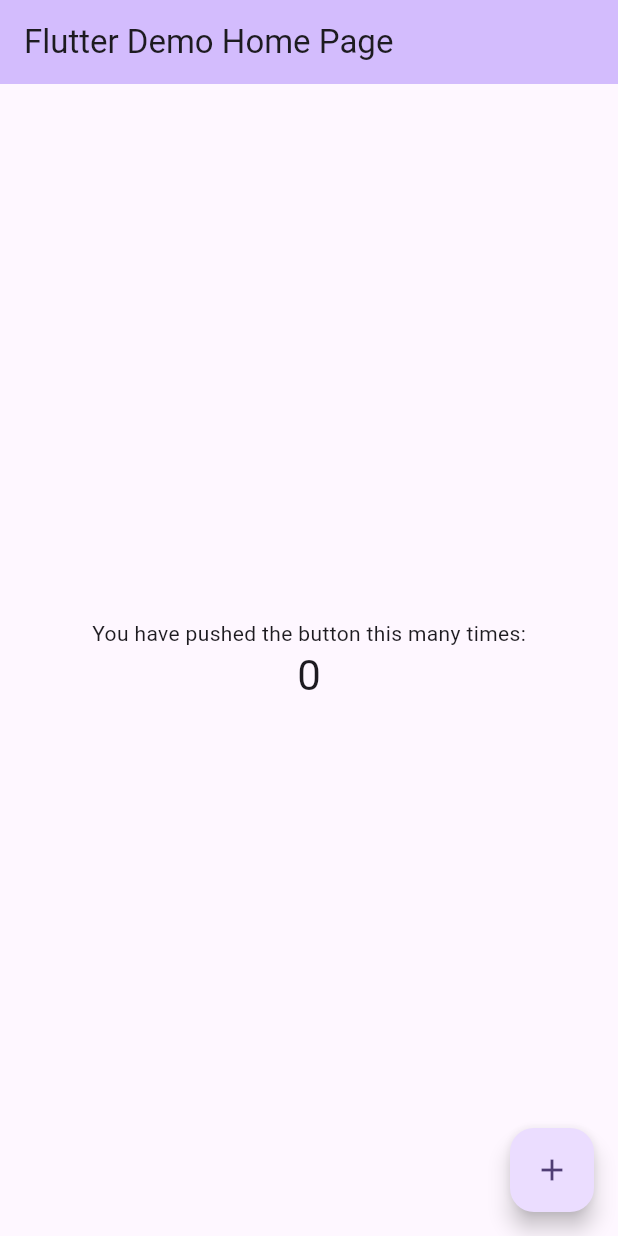
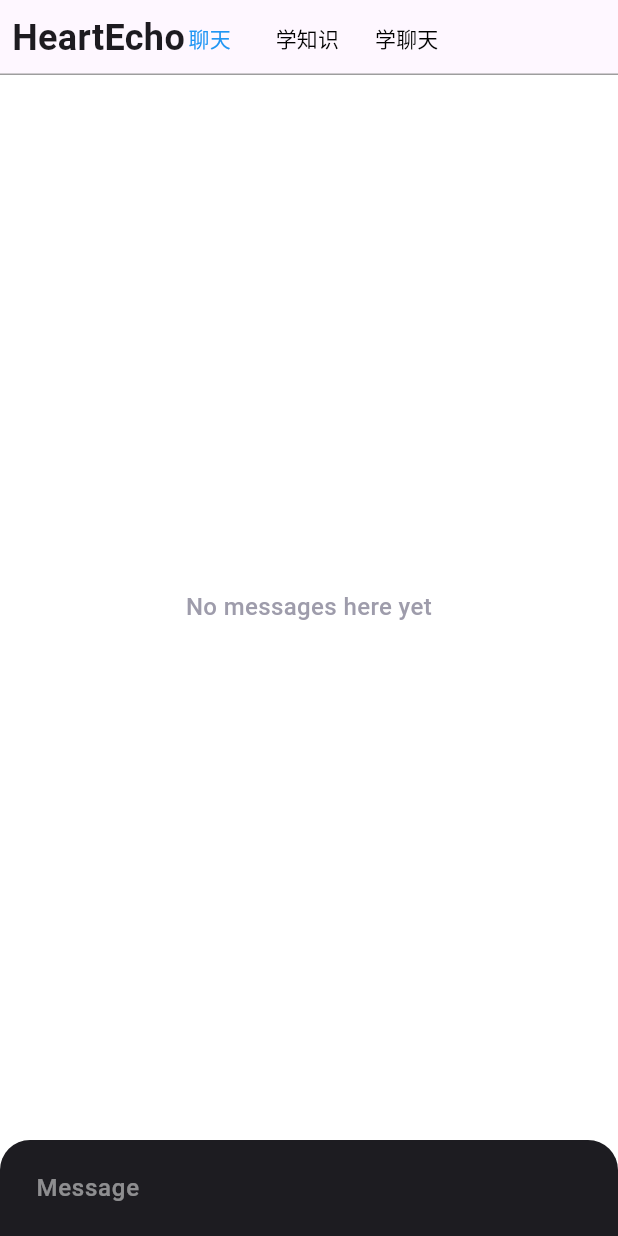
Before and after one commit to maxiee/HeartEcho, a Flutter app: the screen it shows after launch, on a phone screen of 412 x 824 dp. Run offline on Flutter 3.47's test engine with Material 3 defaults, Android fonts, the phone set to English and light mode, and no system bars; our stand-ins replace flutter_chat_types, flutter_chat_ui.

Commit message:
app 框架

```diff
--- /dev/null
+++ b/app/lib/components/global_titlebar.dart
@@ -0,0 +1,71 @@
+import 'package:app/global_provider.dart';
+import 'package:flutter/material.dart';
+import 'package:provider/provider.dart';
+
+class GlobalTitlebar extends StatelessWidget {
+  const GlobalTitlebar({super.key});
+
+  @override
+  Widget build(BuildContext context) {
+    final globalProvider = Provider.of<GlobalProvider>(context);
+    final currentMode = globalProvider.mode;
+    return SizedBox(
+      height: 50,
+      child: Stack(
+        children: [
+          Padding(
+            padding: const EdgeInsets.all(8.0),
+            child: Text(
+              "HeartEcho",
+              style: TextStyle(
+                fontSize: 24,
+                fontWeight: FontWeight.bold,
+              ),
+            ),
+          ),
+          Align(
+            alignment: Alignment.center,
+            child: Row(mainAxisSize: MainAxisSize.min, children: [
+              TextButton(
+                  onPressed: () {
+                    if (currentMode == Mode.Chat) return;
+                    globalProvider.changeMode(Mode.Chat);
+                  },
+                  child: Text('聊天',
+                      style: TextStyle(
+                          color: currentMode == Mode.Chat
+                              ? Colors.blue
+                              : Colors.black))),
+              TextButton(
+                  onPressed: () {
+                    if (currentMode == Mode.LearnKnowledge) return;
+                    globalProvider.changeMode(Mode.LearnKnowledge);
+                  },
+                  child: Text('学知识',
+                      style: TextStyle(
+                          color: currentMode == Mode.LearnKnowledge
+                              ? Colors.blue
+                              : Colors.black))),
+              TextButton(
+                  onPressed: () {
+                    if (currentMode == Mode.LearnChat) return;
+                    globalProvider.changeMode(Mode.LearnChat);
+                  },
+                  child: Text('学聊天',
+                      style: TextStyle(
+                          color: currentMode == Mode.LearnChat
+                              ? Colors.blue
+                              : Colors.black))),
+            ]),
+          ),
+          Align(
+              alignment: Alignment.bottomRight,
+              child: Container(
+                height: 1,
+                color: Colors.grey,
+              ))
+        ],
+      ),
+    );
+  }
+}
--- /dev/null
+++ b/app/lib/global_provider.dart
@@ -0,0 +1,18 @@
+import 'package:flutter/material.dart';
+
+enum Mode {
+  Chat,
+  LearnKnowledge,
+  LearnChat,
+}
+
+class GlobalProvider extends ChangeNotifier {
+  Mode _mode = Mode.Chat;
+
+  Mode get mode => _mode;
+
+  void changeMode(Mode mode) {
+    _mode = mode;
+    notifyListeners();
+  }
+}
--- a/app/lib/main.dart
+++ b/app/lib/main.dart
@@ -1,36 +1,26 @@
+import 'package:app/components/global_titlebar.dart';
+import 'package:app/global_provider.dart';
+import 'package:app/pages/chat/chat_page.dart';
 import 'package:flutter/material.dart';
+import 'package:provider/provider.dart';
 
 void main() {
-  runApp(const MyApp());
+  runApp(ChangeNotifierProvider(
+      create: (context) => GlobalProvider(), child: const MyApp()));
 }
 
 class MyApp extends StatelessWidget {
   const MyApp({super.key});
 
-  // This widget is the root of your application.
   @override
   Widget build(BuildContext context) {
     return MaterialApp(
-      title: 'Flutter Demo',
+      title: 'HeartEcho',
       theme: ThemeData(
-        // This is the theme of your application.
-        //
-        // TRY THIS: Try running your application with "flutter run". You'll see
-        // the application has a purple toolbar. Then, without quitting the app,
-        // try changing the seedColor in the colorScheme below to Colors.green
-        // and then invoke "hot reload" (save your changes or press the "hot
-        // reload" button in a Flutter-supported IDE, or press "r" if you used
-        // the command line to start the app).
-        //
-        // Notice that the counter didn't reset back to zero; the application
-        // state is not lost during the reload. To reset the state, use hot
-        // restart instead.
-        //
-        // This works for code too, not just values: Most code changes can be
-        // tested with just a hot reload.
         colorScheme: ColorScheme.fromSeed(seedColor: Colors.deepPurple),
         useMaterial3: true,
       ),
+      debugShowCheckedModeBanner: false,
       home: const MyHomePage(title: 'Flutter Demo Home Page'),
     );
   }
@@ -38,16 +28,6 @@ class MyApp extends StatelessWidget {
 
 class MyHomePage extends StatefulWidget {
   const MyHomePage({super.key, required this.title});
-
-  // This widget is the home page of your application. It is stateful, meaning
-  // that it has a State object (defined below) that contains fields that affect
-  // how it looks.
-
-  // This class is the configuration for the state. It holds the values (in this
-  // case the title) provided by the parent (in this case the App widget) and
-  // used by the build method of the State. Fields in a Widget subclass are
-  // always marked "final".
-
   final String title;
 
   @override
@@ -59,67 +39,27 @@ class _MyHomePageState extends State<MyHomePage> {
 
   void _incrementCounter() {
     setState(() {
-      // This call to setState tells the Flutter framework that something has
-      // changed in this State, which causes it to rerun the build method below
-      // so that the display can reflect the updated values. If we changed
-      // _counter without calling setState(), then the build method would not be
-      // called again, and so nothing would appear to happen.
       _counter++;
     });
   }
 
   @override
   Widget build(BuildContext context) {
-    // This method is rerun every time setState is called, for instance as done
-    // by the _incrementCounter method above.
-    //
-    // The Flutter framework has been optimized to make rerunning build methods
-    // fast, so that you can just rebuild anything that needs updating rather
-    // than having to individually change instances of widgets.
+    final globalProvider = Provider.of<GlobalProvider>(context);
+    final currentMode = globalProvider.mode;
     return Scaffold(
-      appBar: AppBar(
-        // TRY THIS: Try changing the color here to a specific color (to
-        // Colors.amber, perhaps?) and trigger a hot reload to see the AppBar
-        // change color while the other colors stay the same.
-        backgroundColor: Theme.of(context).colorScheme.inversePrimary,
-        // Here we take the value from the MyHomePage object that was created by
-        // the App.build method, and use it to set our appbar title.
-        title: Text(widget.title),
-      ),
-      body: Center(
-        // Center is a layout widget. It takes a single child and positions it
-        // in the middle of the parent.
-        child: Column(
-          // Column is also a layout widget. It takes a list of children and
-          // arranges them vertically. By default, it sizes itself to fit its
-          // children horizontally, and tries to be as tall as its parent.
-          //
-          // Column has various properties to control how it sizes itself and
-          // how it positions its children. Here we use mainAxisAlignment to
-          // center the children vertically; the main axis here is the vertical
-          // axis because Columns are vertical (the cross axis would be
-          // horizontal).
-          //
-          // TRY THIS: Invoke "debug painting" (choose the "Toggle Debug Paint"
-          // action in the IDE, or press "p" in the console), to see the
-          // wireframe for each widget.
-          mainAxisAlignment: MainAxisAlignment.center,
-          children: <Widget>[
-            const Text(
-              'You have pushed the button this many times:',
-            ),
-            Text(
-              '$_counter',
-              style: Theme.of(context).textTheme.headlineMedium,
-            ),
-          ],
-        ),
-      ),
-      floatingActionButton: FloatingActionButton(
-        onPressed: _incrementCounter,
-        tooltip: 'Increment',
-        child: const Icon(Icons.add),
-      ), // This trailing comma makes auto-formatting nicer for build methods.
-    );
+        body: Column(
+      children: [
+        GlobalTitlebar(),
+        Expanded(child: getPage(context)),
+      ],
+    ));
+  }
+
+  getPage(BuildContext context) {
+    final globalProvider = Provider.of<GlobalProvider>(context);
+    final currentMode = globalProvider.mode;
+    if (currentMode == Mode.Chat) return ChatPage();
+    return Placeholder();
   }
 }
--- /dev/null
+++ b/app/lib/pages/chat/chat_page.dart
@@ -0,0 +1,43 @@
+import 'package:flutter/material.dart';
+import 'package:flutter_chat_ui/flutter_chat_ui.dart';
+import 'package:flutter_chat_types/flutter_chat_types.dart' as types;
+
+class ChatPage extends StatefulWidget {
+  const ChatPage({super.key});
+
+  @override
+  State<ChatPage> createState() => _ChatPageState();
+}
+
+class _ChatPageState extends State<ChatPage> {
+  final List<types.Message> _messages = [];
+  final _user = const types.User(id: 'user');
+
+  @override
+  Widget build(BuildContext context) {
+    return Scaffold(
+      body: Chat(
+        messages: _messages,
+        onSendPressed: _handleSendPressed,
+        user: _user,
+      ),
+    );
+  }
+
+  void _addMessage(types.Message message) {
+    setState(() {
+      _messages.insert(0, message);
+    });
+  }
+
+  void _handleSendPressed(types.PartialText message) {
+    final textMessage = types.TextMessage(
+      author: _user,
+      createdAt: DateTime.now().millisecondsSinceEpoch,
+      id: DateTime.now().millisecondsSinceEpoch.toString(),
+      text: message.text,
+    );
+
+    _addMessage(textMessage);
+  }
+}
--- a/app/pubspec.yaml
+++ b/app/pubspec.yaml
@@ -31,10 +31,9 @@ dependencies:
   flutter:
     sdk: flutter
 
-
-  # The following adds the Cupertino Icons font to your application.
-  # Use with the CupertinoIcons class for iOS style icons.
   cupertino_icons: ^1.0.6
+  provider: any
+  flutter_chat_ui: ^1.6.12
 
 dev_dependencies:
   flutter_test:
```
Also changed, not shown: 5 other files.
